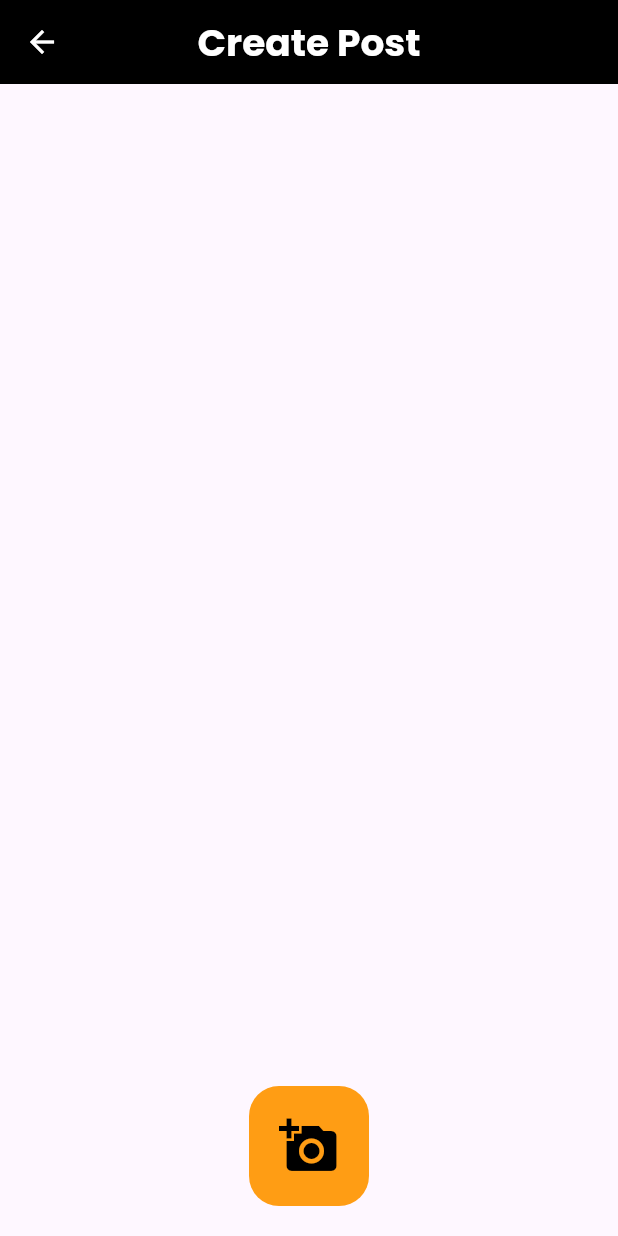
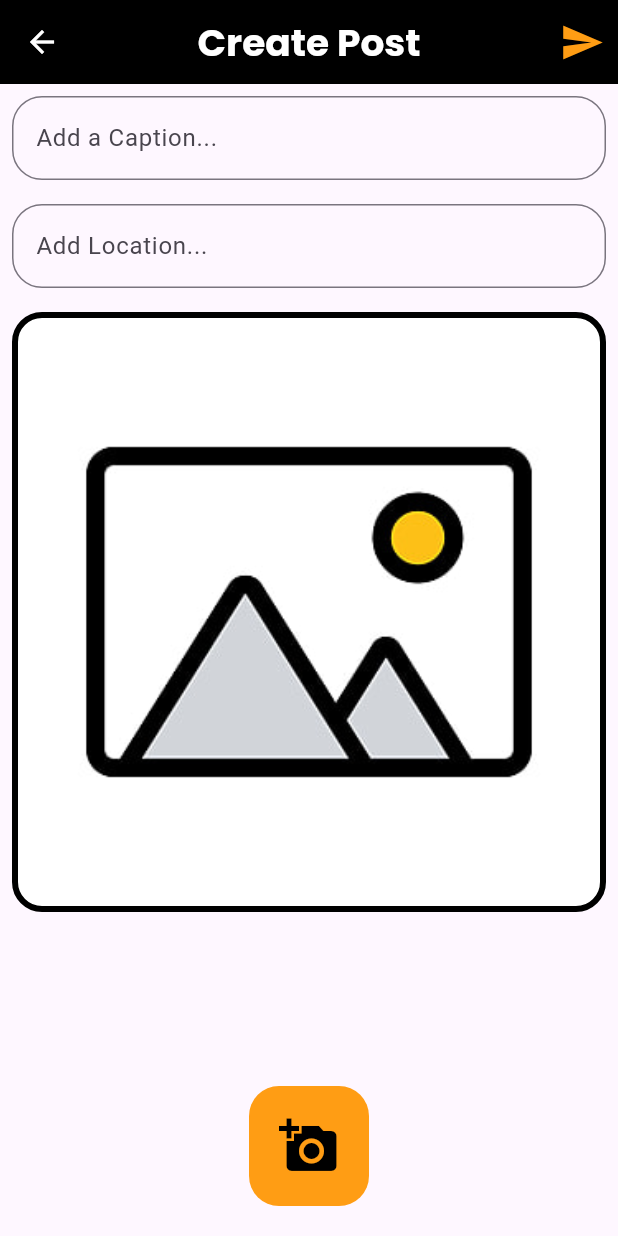
Before and after one commit to Hasib-39/khuje_pai, a Flutter app: the CreatePage screen opened directly, on a phone screen of 412 x 824 dp. Run offline on Flutter 3.47's test engine with Material 3 defaults, Android fonts, the phone set to English and light mode, and no system bars; our stand-ins replace cloud_firestore, firebase_auth, firebase_core, flutter_dotenv, google_fonts, google_sign_in and 1 more; accounts and stored records are empty.

Commit message:
Added caption, location, pic adding in createPost page

```diff
--- a/lib/controller/create_controller.dart
+++ b/lib/controller/create_controller.dart
@@ -2,12 +2,15 @@
 
 import 'dart:io';
 
+import 'package:cloud_firestore/cloud_firestore.dart';
 import 'package:flutter/cupertino.dart';
 import 'package:flutter/material.dart';
 import 'package:image_picker/image_picker.dart';
 
 class CreateController with ChangeNotifier{
   final picker = ImagePicker();
+  String? caption;
+  String? location;
   File? _image;
   File? get image => _image;
   String imageURL = "";
@@ -21,7 +24,6 @@ class CreateController with ChangeNotifier{
       notifyListeners();
     }
   }
-
   Future pickCameraImage(BuildContext context) async{
     final pickedFile = await picker.pickImage(source: ImageSource.camera, imageQuality: 100);
 
@@ -31,8 +33,6 @@ class CreateController with ChangeNotifier{
       notifyListeners();
     }
   }
-
-
   void pickImage(context){
     showDialog(
         context: context,
@@ -110,4 +110,23 @@ class CreateController with ChangeNotifier{
       },
     );
   }
+  Future<void> addPost(String userID) async {
+    if(caption == null || location == null || imageURL == ""){
+      throw Exception("All fields are required");
+    }
+
+    try{
+      await FirebaseFirestore.instance.collection("Post").add({
+        'user_id': userID,
+        'caption' : caption,
+        'location' : location,
+        'imgUrl' : imageURL,
+        'createdAt': FieldValue.serverTimestamp()
+      });
+      notifyListeners();
+    } catch(e){
+      print("Error adding post: $e");
+      throw e;
+    }
+  }
 }
--- a/lib/views/create.dart
+++ b/lib/views/create.dart
@@ -1,3 +1,7 @@
+import 'dart:io';
+
+import 'package:cloud_firestore/cloud_firestore.dart';
+import 'package:firebase_auth/firebase_auth.dart';
 import 'package:flutter/material.dart';
 import 'package:google_fonts/google_fonts.dart';
 import 'package:khuje_pai/controller/create_controller.dart';
@@ -8,7 +12,9 @@ class CreatePage extends StatelessWidget {
 
   @override
   Widget build(BuildContext context) {
-    return  Scaffold(
+    return ChangeNotifierProvider(
+      create: (_) => CreateController(), // Provide a single instance
+      child: Scaffold(
         appBar: AppBar(
           centerTitle: true,
           backgroundColor: Colors.black,
@@ -20,15 +26,39 @@ class CreatePage extends StatelessWidget {
               fontWeight: FontWeight.bold,
             ),
           ),
+          actions: [
+            Consumer<CreateController>(
+              builder: (context, provider, child) {
+                return IconButton(
+                  onPressed: () async {
+                    try {
+                      final userId = FirebaseAuth.instance.currentUser?.uid;
+                      if (userId != null) {
+                        await provider.addPost(userId);
+                        ScaffoldMessenger.of(context).showSnackBar(
+                          const SnackBar(content: Text("Post added successfully!")),
+                        );
+                      } else {
+                        throw Exception("User not authenticated.");
+                      }
+                    } catch (e) {
+                      ScaffoldMessenger.of(context).showSnackBar(
+                        SnackBar(content: Text("Failed to add post: $e")),
+                      );
+                    }
+                  },
+                  icon: const Icon(Icons.send, size: 30, color: Color(0xffff9d14)), // Use your desired icon
+                );
+              },
             ),
-      floatingActionButton: ChangeNotifierProvider(
-        create: (_) => CreateController(),
-        child: Consumer<CreateController>(
-          builder: (context, provider, child){
+          ],
+        ),
+        floatingActionButton: Consumer<CreateController>(
+          builder: (context, provider, child) {
             return Padding(
               padding: const EdgeInsets.all(20.0),
-                child:GestureDetector(
-                  onTap: (){
+              child: GestureDetector(
+                onTap: () {
                   provider.pickImage(context);
                 },
                 child: Container(
@@ -36,9 +66,9 @@ class CreatePage extends StatelessWidget {
                   height: 80,
                   decoration: BoxDecoration(
                     color: const Color(0xffff9d14),
-                        borderRadius: BorderRadius.circular(20)// Makes the container circular
+                    borderRadius: BorderRadius.circular(20), // Rounded edges
                   ),
-                    child: Center(
+                  child: const Center(
                     child: Icon(
                       Icons.add_a_photo,
                       size: 40,
@@ -46,12 +76,71 @@ class CreatePage extends StatelessWidget {
                     ),
                   ),
                 ),
+              ),
+            );
+          },
+        ),
+        floatingActionButtonLocation: FloatingActionButtonLocation.centerDocked,
+        body: Consumer<CreateController>(
+          builder: (context, provider, child) {
+            return SingleChildScrollView(
+              child: Column(
+                children: [
+                  Padding(
+                    padding: const EdgeInsets.all(8.0),
+                    child: Column(
+                      children: [
+                        // Caption Input
+                        TextField(
+                          decoration: InputDecoration(
+                            hintText: "Add a Caption...",
+                            border: OutlineInputBorder(borderRadius: BorderRadius.circular(20)),
+                          ),
+                          onChanged: (value) {
+                            provider.caption = value; // Update the caption in the provider
+                          },
+                        ),
+                        const SizedBox(height: 16),
+                        TextField(
+                          decoration: InputDecoration(
+                            hintText: "Add Location...",
+                            border: OutlineInputBorder(borderRadius: BorderRadius.circular(20)),
+                          ),
+                          onChanged: (value) {
+                            provider.location = value; // Update the location in the provider
+                          },
+                        ),
+                        const SizedBox(height: 16),
+                        Container(
+                          width: 400,
+                          height: 400,
+                          padding: const EdgeInsets.all(2),
+                          decoration: BoxDecoration(
+                            borderRadius: BorderRadius.circular(20),
+                            border: Border.all(
+                              width: 4,
+                              color: Colors.black,
+                            ),
+                            image: provider.image == null
+                                ? const DecorationImage(
+                              image: AssetImage("images/default_create.jpg"),
+                              fit: BoxFit.contain,
                             )
-            );
-          }
+                                : DecorationImage(
+                              image: FileImage(File(provider.image!.path).absolute),
+                              fit: BoxFit.contain,
                             ),
                           ),
-      floatingActionButtonLocation: FloatingActionButtonLocation.centerDocked,
+                        ),
+                      ],
+                    ),
+                  ),
+                ],
+              ),
+            );
+          },
+        ),
+      ),
     );
   }
 }
```
Also changed, not shown: images/default_create.jpg (added). Lines whose indentation alone changed are shown as unchanged.
